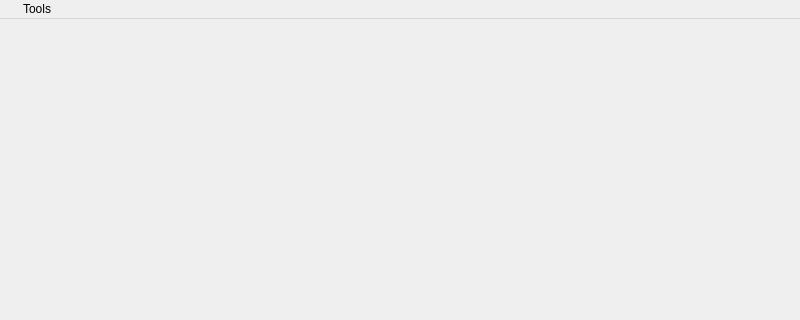
CCSEPBVR/CS-IS-PBVR, file Client/App/pbvrgui.ui: the form before one commit; both pictures show x 0 to 800 and y 0 to 320 of the 800 by 600 pixel window.
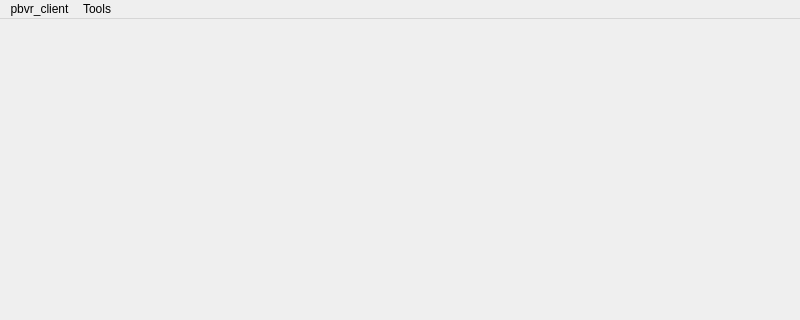
The form after the commit.

Commit message: Linux,Windowsでメニューバーが消えãプリファレンスが開けない不具合を修正

```diff
--- a/Client/App/pbvrgui.ui
+++ b/Client/App/pbvrgui.ui
@@ -27,15 +27,9 @@
      <x>0</x>
      <y>0</y>
      <width>800</width>
-     <height>24</height>
+     <height>22</height>
     </rect>
    </property>
-   <widget class="QMenu" name="menu">
-    <property name="title">
-     <string/>
-    </property>
-    <addaction name="actionPreference"/>
-   </widget>
    <widget class="QMenu" name="menuPanels">
     <property name="title">
      <string>Tools</string>
@@ -53,7 +47,13 @@
     <addaction name="actionShadingControll"/>
     <addaction name="actionCoordinates"/>
    </widget>
-   <addaction name="menu"/>
+   <widget class="QMenu" name="menupbvr_client">
+    <property name="title">
+     <string>pbvr_client</string>
+    </property>
+    <addaction name="actionPreference"/>
+   </widget>
+   <addaction name="menupbvr_client"/>
    <addaction name="menuPanels"/>
   </widget>
   <action name="actionPreference">
```
